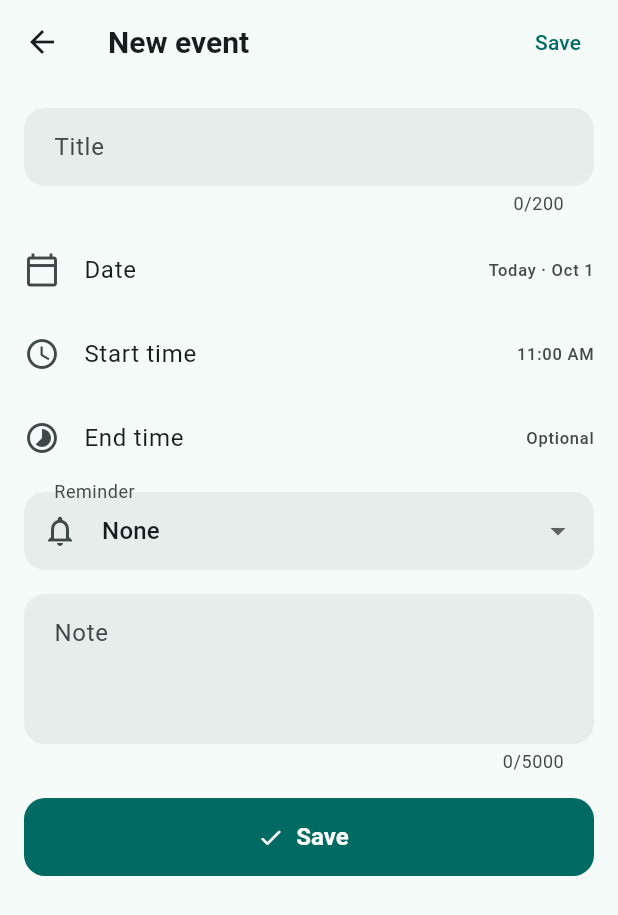
After one commit to dev-lover-codes/Snag, a Flutter app: the EventEditorScreen screen opened directly, on a phone screen of 412 x 824 dp. The commit adds this screen. Shown: the top 915 px of the screen. Run offline on Flutter 3.47's test engine with Material 3 defaults, Android fonts, the phone set to English and light mode, and no system bars; our stand-ins replace connectivity_plus, drift, drift_flutter, file_picker, flutter_local_notifications, flutter_riverpod and 5 more; missing offline and left inert: receive_sharing_intent; accounts and stored records are empty; generated files the repository leaves out were written again.

Commit message:
feat(calendar): add upcoming list, event editor and detail with reminders

```diff
--- a/lib/core/utils/date_utils.dart
+++ b/lib/core/utils/date_utils.dart
@@ -62,3 +62,17 @@ String formatBytes(int bytes) {
   if (bytes < 1024 * 1024) return '${(bytes / 1024).toStringAsFixed(0)} KB';
   return '${(bytes / (1024 * 1024)).toStringAsFixed(1)} MB';
 }
+
+/// Calendar group label: Today, Tomorrow, Yesterday, then `Mon, Oct 3`.
+String eventDayLabel(DateTime d, {DateTime? now}) {
+  final today = _dayOf(now ?? DateTime.now());
+  final diff = _dayOf(d).difference(today).inDays;
+  if (diff == 0) return 'Today';
+  if (diff == 1) return 'Tomorrow';
+  if (diff == -1) return 'Yesterday';
+  const days = ['Mon', 'Tue', 'Wed', 'Thu', 'Fri', 'Sat', 'Sun'];
+  return '${days[d.toLocal().weekday - 1]}, ${formatShortDate(d, now: now)}';
+}
+
+/// Start of the local day containing [d].
+DateTime startOfDay(DateTime d) => _dayOf(d);
--- /dev/null
+++ b/lib/features/calendar/event_detail_screen.dart
@@ -0,0 +1,133 @@
+import 'package:flutter/material.dart';
+import 'package:flutter_riverpod/flutter_riverpod.dart';
+import 'package:go_router/go_router.dart';
+
+import '../../app/providers.dart';
+import '../../core/errors.dart';
+import '../../core/utils/date_utils.dart';
+import '../../data/remote/events_remote.dart';
+import '../../data/repositories/events_repository.dart';
+import '../common/common_widgets.dart';
+
+/// Event detail. Deleted and foreign ids both show the same message.
+class EventDetailScreen extends ConsumerWidget {
+  const EventDetailScreen({super.key, required this.eventId});
+  final String eventId;
+
+  void _back(BuildContext context) =>
+      context.canPop() ? context.pop() : context.go('/calendar');
+
+  @override
+  Widget build(BuildContext context, WidgetRef ref) {
+    final event = ref.watch(eventProvider(eventId));
+    return Scaffold(
+      appBar: AppBar(
+        title: const Text('Event'),
+        actions: [
+          if (event.hasValue) ...[
+            IconButton(
+              tooltip: 'Edit',
+              icon: const Icon(Icons.edit_outlined),
+              onPressed: () => context.push('/calendar/event/$eventId/edit'),
+            ),
+            IconButton(
+              tooltip: 'Delete',
+              icon: const Icon(Icons.delete_outline),
+              onPressed: () => _delete(context, ref),
+            ),
+          ],
+        ],
+      ),
+      body: event.when(
+        loading: () => const LoadingView(),
+        error: (e, _) => e is ItemGoneException
+            ? EmptyState(
+                icon: Icons.event_busy_outlined,
+                message: 'This event no longer exists.',
+                action: FilledButton.tonal(
+                  onPressed: () => context.go('/calendar'),
+                  child: const Text('Back to Calendar'),
+                ),
+              )
+            : ErrorView(
+                message: userMessageFor(e),
+                onRetry: () => ref.invalidate(eventProvider(eventId)),
+              ),
+        data: (e) => _Body(event: e),
+      ),
+    );
+  }
+
+  Future<void> _delete(BuildContext context, WidgetRef ref) async {
+    final ok = await confirmDialog(
+      context,
+      title: 'Delete this event?',
+      message: 'It will be deleted on all your devices.',
+      confirmLabel: 'Delete',
+      destructive: true,
+    );
+    if (!ok || !context.mounted) return;
+    try {
+      await ref.read(eventsRepositoryProvider).delete(eventId);
+      ref.invalidate(eventsProvider);
+      showSnack('Event deleted');
+      if (context.mounted) _back(context);
+    } catch (e) {
+      showSnack(userMessageFor(e));
+    }
+  }
+}
+
+class _Body extends StatelessWidget {
+  const _Body({required this.event});
+  final CalendarEvent event;
+
+  @override
+  Widget build(BuildContext context) {
+    final theme = Theme.of(context);
+    final scheme = theme.colorScheme;
+    final time = event.endsAt == null
+        ? formatTime(event.startsAt)
+        : '${formatTime(event.startsAt)} – ${formatTime(event.endsAt!)}';
+    final endDay =
+        event.endsAt != null && !isSameDay(event.startsAt, event.endsAt!)
+        ? ' (ends ${formatShortDate(event.endsAt!)})'
+        : '';
+
+    Widget row(IconData icon, String text) => Padding(
+      padding: const EdgeInsets.symmetric(vertical: 6),
+      child: Row(
+        children: [
+          Icon(icon, size: 20, color: scheme.onSurfaceVariant),
+          const SizedBox(width: 12),
+          Expanded(child: Text(text, style: theme.textTheme.bodyLarge)),
+        ],
+      ),
+    );
+
+    return ListView(
+      padding: const EdgeInsets.all(20),
+      children: [
+        SelectableText(event.title, style: theme.textTheme.headlineSmall),
+        const SizedBox(height: 16),
+        row(
+          Icons.calendar_today_outlined,
+          '${eventDayLabel(event.startsAt)} · ${formatShortDate(event.startsAt)}',
+        ),
+        row(Icons.schedule_outlined, '$time$endDay'),
+        row(
+          event.remindMinutesBefore == null
+              ? Icons.notifications_off_outlined
+              : Icons.notifications_active_outlined,
+          event.remindMinutesBefore == null
+              ? 'No reminder'
+              : 'Reminder: ${reminderChoices[event.remindMinutesBefore]}',
+        ),
+        if (event.note != null) ...[
+          const Divider(height: 32),
+          SelectableText(event.note!, style: theme.textTheme.bodyLarge),
+        ],
+      ],
+    );
+  }
+}
--- /dev/null
+++ b/lib/features/calendar/event_editor_screen.dart
@@ -0,0 +1,320 @@
+import 'package:flutter/material.dart';
+import 'package:flutter_riverpod/flutter_riverpod.dart';
+import 'package:go_router/go_router.dart';
+
+import '../../app/providers.dart';
+import '../../core/errors.dart';
+import '../../core/utils/date_utils.dart';
+import '../../data/remote/events_remote.dart';
+import '../../data/repositories/events_repository.dart';
+import '../common/common_widgets.dart';
+
+/// Create (no [eventId]) or edit an event.
+class EventEditorScreen extends ConsumerStatefulWidget {
+  const EventEditorScreen({super.key, this.eventId});
+  final String? eventId;
+
+  @override
+  ConsumerState<EventEditorScreen> createState() => _EventEditorScreenState();
+}
+
+class _EventEditorScreenState extends ConsumerState<EventEditorScreen> {
+  final _title = TextEditingController();
+  final _note = TextEditingController();
+  late DateTime _date;
+  late TimeOfDay _start;
+  TimeOfDay? _end;
+  int? _remind;
+
+  bool _loading = false;
+  bool _saving = false;
+  bool _dirty = false;
+  bool _gone = false;
+  String? _error;
+
+  bool get _isEdit => widget.eventId != null;
+
+  @override
+  void initState() {
+    super.initState();
+    final next = DateTime.now().add(const Duration(hours: 1));
+    _date = startOfDay(next);
+    _start = TimeOfDay(hour: next.hour, minute: 0);
+    if (_isEdit) {
+      _loading = true;
+      _load();
+    }
+    _title.addListener(_markDirty);
+    _note.addListener(_markDirty);
+  }
+
+  Future<void> _load() async {
+    try {
+      final e = await ref.read(eventsRepositoryProvider).load(widget.eventId!);
+      if (!mounted) return;
+      _title.text = e.title;
+      _note.text = e.note ?? '';
+      setState(() {
+        _date = startOfDay(e.startsAt);
+        _start = TimeOfDay.fromDateTime(e.startsAt);
+        _end = e.endsAt == null ? null : TimeOfDay.fromDateTime(e.endsAt!);
+        _remind = e.remindMinutesBefore;
+        _loading = false;
+        _dirty = false;
+      });
+    } catch (e) {
+      if (!mounted) return;
+      setState(() {
+        _loading = false;
+        _gone = e is ItemGoneException;
+        _error = userMessageFor(e);
+      });
+    }
+  }
+
+  void _markDirty() {
+    if (!_dirty && !_loading) setState(() => _dirty = true);
+  }
+
+  @override
+  void dispose() {
+    _title.dispose();
+    _note.dispose();
+    super.dispose();
+  }
+
+  DateTime _at(TimeOfDay t) =>
+      DateTime(_date.year, _date.month, _date.day, t.hour, t.minute);
+
+  Future<void> _save() async {
+    setState(() {
+      _saving = true;
+      _error = null;
+    });
+    final input = EventInput(
+      title: _title.text,
+      note: _note.text,
+      startsAt: _at(_start),
+      endsAt: _end == null ? null : _at(_end!),
+      remindMinutesBefore: _remind,
+    );
+    try {
+      final repo = ref.read(eventsRepositoryProvider);
+      validateEvent(input);
+      if (_remind != null &&
+          !await ref.read(notificationServiceProvider).ensurePermission()) {
+        showSnack(
+          'Notifications are off — the event is saved without an alert.',
+        );
+      }
+      final saved = _isEdit
+          ? await repo.update(widget.eventId!, input)
+          : await repo.create(input);
+      ref.invalidate(eventsProvider);
+      ref.invalidate(eventProvider(saved.id));
+      if (!mounted) return;
+      showSnack(_isEdit ? 'Event updated' : 'Event added');
+      _dirty = false;
+      _close();
+    } catch (e) {
+      if (!mounted) return;
+      setState(() => _error = userMessageFor(e));
+    } finally {
+      if (mounted) setState(() => _saving = false);
+    }
+  }
+
+  void _close() => context.canPop() ? context.pop() : context.go('/calendar');
+
+  Future<void> _leave() async {
+    if (_dirty) {
+      final discard = await confirmDialog(
+        context,
+        title: 'Discard changes?',
+        confirmLabel: 'Discard',
+        destructive: true,
+      );
+      if (!discard || !mounted) return;
+    }
+    _close();
+  }
+
+  Future<void> _pickDate() async {
+    final now = DateTime.now();
+    final d = await showDatePicker(
+      context: context,
+      initialDate: _date,
+      firstDate: DateTime(now.year - 5),
+      lastDate: DateTime(now.year + 10),
+    );
+    if (d != null) {
+      setState(() {
+        _date = d;
+        _dirty = true;
+      });
+    }
+  }
+
+  Future<void> _pickTime({required bool end}) async {
+    final t = await showTimePicker(
+      context: context,
+      initialTime: end ? (_end ?? _start) : _start,
+    );
+    if (t == null) return;
+    setState(() {
+      if (end) {
+        _end = t;
+      } else {
+        _start = t;
+      }
+      _dirty = true;
+    });
+  }
+
+  @override
+  Widget build(BuildContext context) {
+    final title = _isEdit ? 'Edit event' : 'New event';
+    if (_gone) {
+      return Scaffold(
+        appBar: AppBar(title: Text(title)),
+        body: EmptyState(
+          icon: Icons.event_busy_outlined,
+          message: 'This event no longer exists.',
+          action: FilledButton.tonal(
+            onPressed: () => context.go('/calendar'),
+            child: const Text('Back to Calendar'),
+          ),
+        ),
+      );
+    }
+    return PopScope(
+      canPop: false,
+      onPopInvokedWithResult: (didPop, _) {
+        if (!didPop) _leave();
+      },
+      child: Scaffold(
+        appBar: AppBar(
+          leading: IconButton(
+            icon: const Icon(Icons.arrow_back),
+            tooltip: 'Back',
+            onPressed: _leave,
+          ),
+          title: Text(title),
+          actions: [
+            Padding(
+              padding: const EdgeInsets.only(right: 8),
+              child: TextButton(
+                onPressed: _loading || _saving ? null : _save,
+                child: const Text('Save'),
+              ),
+            ),
+          ],
+        ),
+        body: _loading ? const LoadingView() : _form(context),
+      ),
+    );
+  }
+
+  Widget _form(BuildContext context) {
+    final scheme = Theme.of(context).colorScheme;
+    final endInvalid = _end != null && _at(_end!).isBefore(_at(_start));
+    return ListView(
+      padding: const EdgeInsets.all(16),
+      children: [
+        TextField(
+          controller: _title,
+          maxLength: 200,
+          textCapitalization: TextCapitalization.sentences,
+          decoration: const InputDecoration(labelText: 'Title'),
+        ),
+        const SizedBox(height: 8),
+        ListTile(
+          contentPadding: EdgeInsets.zero,
+          leading: const Icon(Icons.calendar_today_outlined),
+          title: const Text('Date'),
+          trailing: Text('${eventDayLabel(_date)} · ${formatShortDate(_date)}'),
+          onTap: _pickDate,
+        ),
+        ListTile(
+          contentPadding: EdgeInsets.zero,
+          leading: const Icon(Icons.schedule_outlined),
+          title: const Text('Start time'),
+          trailing: Text(_start.format(context)),
+          onTap: () => _pickTime(end: false),
+        ),
+        ListTile(
+          contentPadding: EdgeInsets.zero,
+          leading: const Icon(Icons.timelapse_outlined),
+          title: const Text('End time'),
+          subtitle: endInvalid
+              ? Text(
+                  'Can’t be before the start',
+                  style: TextStyle(color: scheme.error),
+                )
+              : null,
+          trailing: _end == null
+              ? const Text('Optional')
+              : Row(
+                  mainAxisSize: MainAxisSize.min,
+                  children: [
+                    Text(_end!.format(context)),
+                    IconButton(
+                      tooltip: 'Remove end time',
+                      icon: const Icon(Icons.close),
+                      onPressed: () => setState(() {
+                        _end = null;
+                        _dirty = true;
+                      }),
+                    ),
+                  ],
+                ),
+          onTap: () => _pickTime(end: true),
+        ),
+        const SizedBox(height: 8),
+        DropdownButtonFormField<int?>(
+          initialValue: _remind,
+          decoration: const InputDecoration(
+            labelText: 'Reminder',
+            prefixIcon: Icon(Icons.notifications_outlined),
+          ),
+          items: [
+            for (final c in reminderChoices.entries)
+              DropdownMenuItem(value: c.key, child: Text(c.value)),
+          ],
+          onChanged: (v) => setState(() {
+            _remind = v;
+            _dirty = true;
+          }),
+        ),
+        const SizedBox(height: 16),
+        TextField(
+          controller: _note,
+          minLines: 3,
+          maxLines: 8,
+          maxLength: 5000,
+          textCapitalization: TextCapitalization.sentences,
+          decoration: const InputDecoration(
+            labelText: 'Note',
+            alignLabelWithHint: true,
+          ),
+        ),
+        if (_error != null) ...[
+          const SizedBox(height: 8),
+          Text(_error!, style: TextStyle(color: scheme.error)),
+        ],
+        const SizedBox(height: 16),
+        FilledButton.icon(
+          onPressed: _saving ? null : _save,
+          icon: _saving
+              ? const SizedBox(
+                  width: 18,
+                  height: 18,
+                  child: CircularProgressIndicator(strokeWidth: 2),
+                )
+              : const Icon(Icons.check_rounded),
+          label: const Text('Save'),
+        ),
+      ],
+    );
+  }
+}
```
Also changed, not shown: lib/features/calendar/calendar_screen.dart (+180 -9 lines).
